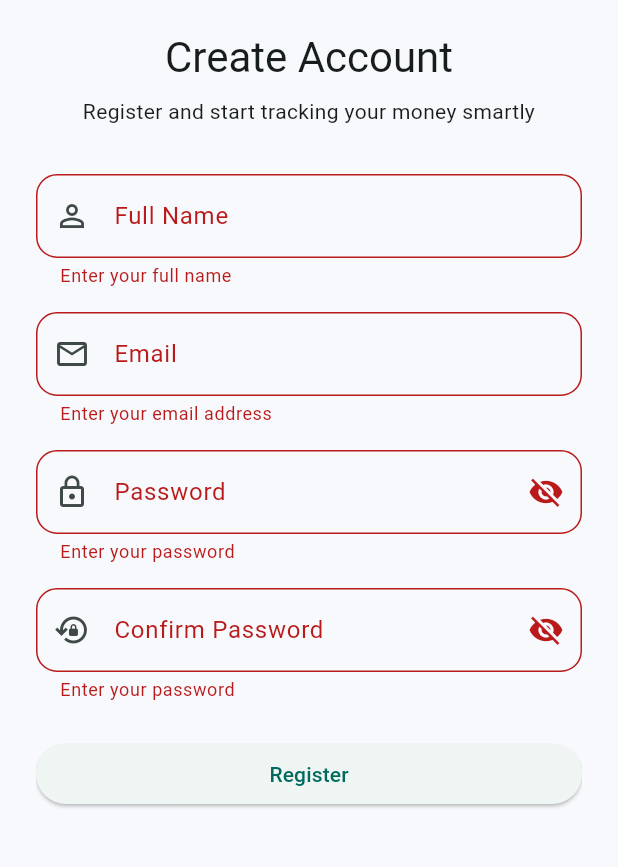
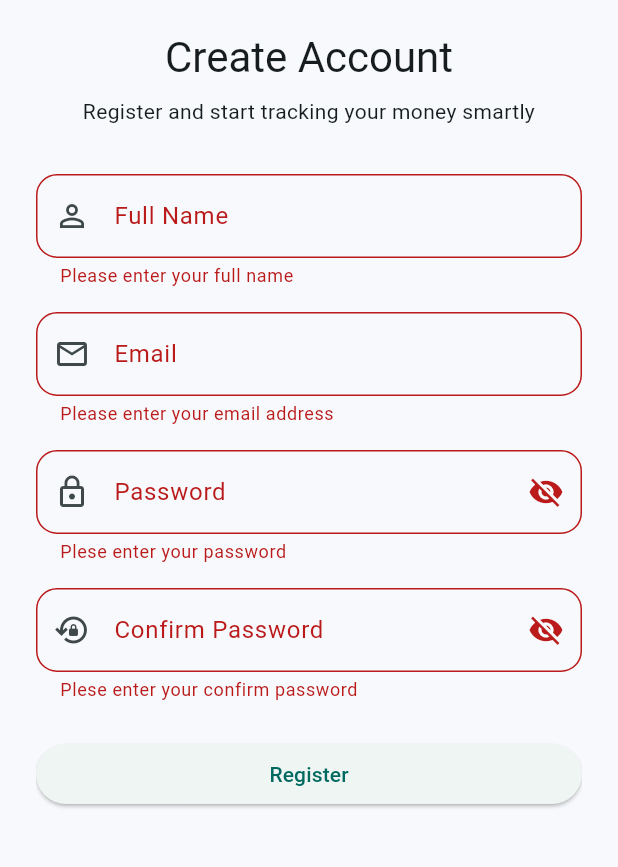
Before and after one commit to infosabbir/flowphi, a Flutter app: the RegisterPage screen opened directly, after a tap on "Register", on a phone screen of 412 x 824 dp, the part 360-1227 px from its top. Run offline on Flutter 3.47's test engine with Material 3 defaults, Android fonts, the phone set to English and light mode, and no system bars; our stand-ins replace device_preview, drift, drift_flutter, firebase_auth, firebase_core, flutter_riverpod and 1 more; accounts and stored records are empty; generated files the repository leaves out were written again.

Commit message:
some code improvement on register page

```diff
--- a/lib/features/auth/presentation/register_page.dart
+++ b/lib/features/auth/presentation/register_page.dart
@@ -59,7 +59,7 @@ class _RegisterPageState extends State<RegisterPage> {
                       keyboardType: TextInputType.name,
                       validator: (value) {
                         if (value == null || value.trim().isEmpty) {
-                          return 'Enter your full name';
+                          return 'Please enter your full name';
                         }
                         return null;
                       },
@@ -72,14 +72,14 @@ class _RegisterPageState extends State<RegisterPage> {
                       keyboardType: TextInputType.emailAddress,
                       validator: (value) {
                         if (value == null || value.trim().isEmpty) {
-                          return 'Enter your email address';
+                          return 'Please enter your email address';
                         }
                         final email = value.trim();
                         final emailRegex = RegExp(
                           r'^[\w\.\-]+@([\w\-]+\.)+[a-zA-Z]{2,}$',
                         );
                         if (!emailRegex.hasMatch(email)) {
-                          return 'Enter a valid email address';
+                          return 'Enter valid email address';
                         }
                         return null;
                       },
@@ -92,13 +92,13 @@ class _RegisterPageState extends State<RegisterPage> {
                       controller: _passwordController,
                       validator: (value) {
                         if (value == null || value.isEmpty) {
-                          return 'Enter your password';
+                          return 'Plese enter your password';
                         }
                         final passwordRegex = RegExp(
                           r'^(?=.*[a-z])(?=.*[A-Z])(?=.*\d)(?=.*[@$!%*?&])[A-Za-z\d@$!%*?&]{8,}$',
                         );
                         if (!passwordRegex.hasMatch(value)) {
-                          return 'Use 8+ chars, upper, lower, number, special';
+                          return 'Use 8 plus, upper & lower, number, special character';
                         }
                         return null;
                       },
@@ -111,7 +111,7 @@ class _RegisterPageState extends State<RegisterPage> {
                       controller: _confirmPasswordController,
                       validator: (value) {
                         if (value == null || value.isEmpty) {
-                          return 'Enter your password';
+                          return 'Plese enter your confirm password';
                         }
                         if (value != _passwordController.text) {
                           return 'Password does not match';
@@ -134,10 +134,10 @@ class _RegisterPageState extends State<RegisterPage> {
                                 password: _passwordController.text.trim(),
                               );
 
-                              final user = FirebaseAuth.instance.currentUser;
+                              final user = authRepository.currentUser;
                               await user?.sendEmailVerification();
 
-                              await FirebaseAuth.instance.signOut();
+                              await authRepository.signOut();
 
                               if (!context.mounted) return;
 
@@ -162,7 +162,7 @@ class _RegisterPageState extends State<RegisterPage> {
                                 ),
                               );
                             } on FirebaseAuthException catch (e) {
-                              String message = 'Register failed';
+                              String? message;
 
                               if (e.code == 'email-already-in-use') {
                                 message = 'This email is already in use';
@@ -176,7 +176,7 @@ class _RegisterPageState extends State<RegisterPage> {
 
                               ScaffoldMessenger.of(
                                 context,
-                              ).showSnackBar(SnackBar(content: Text(message)));
+                              ).showSnackBar(SnackBar(content: Text(message!)));
                             } catch (e) {
                               if (!context.mounted) return;
 
@@ -202,7 +202,10 @@ class _RegisterPageState extends State<RegisterPage> {
                           },
                           child: Text(
                             'Login',
-                            style: const TextStyle(color: Colors.green),
+                            style: const TextStyle(
+                              color: Colors.green,
+                              fontWeight: FontWeight.bold,
+                            ),
                           ),
                         ),
                       ],
```
